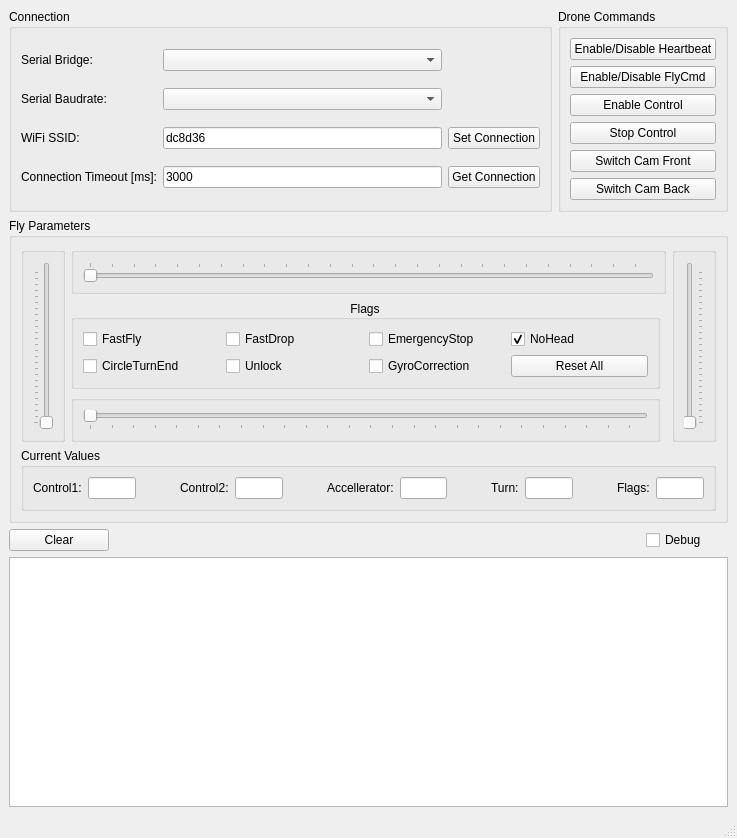
Above: controller/mainwindow.ui from Zorne7/NovaCamDrone before the change. Below: the same form after it.
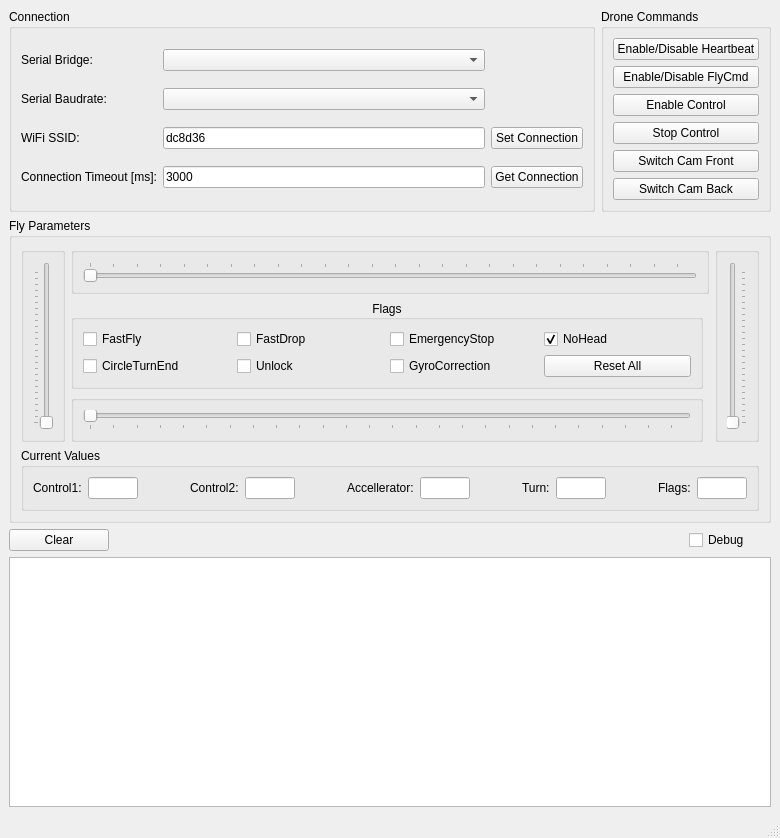
That is the form after the change.

Commit message: made enable/disable buttons checkable

Patch:
```diff
--- a/controller/mainwindow.ui
+++ b/controller/mainwindow.ui
@@ -6,7 +6,7 @@
    <rect>
     <x>0</x>
     <y>0</y>
-    <width>737</width>
+    <width>780</width>
     <height>838</height>
    </rect>
   </property>
@@ -477,6 +477,9 @@
          <property name="text">
           <string>Enable/Disable Heartbeat</string>
          </property>
+         <property name="checkable">
+          <bool>true</bool>
+         </property>
         </widget>
        </item>
        <item>
@@ -484,6 +487,9 @@
          <property name="text">
           <string>Enable/Disable FlyCmd</string>
          </property>
+         <property name="checkable">
+          <bool>true</bool>
+         </property>
         </widget>
        </item>
        <item>
```
Left out of the diff: 2 changed lines with no effect on the pictures. The commit also changes 1 other file.
